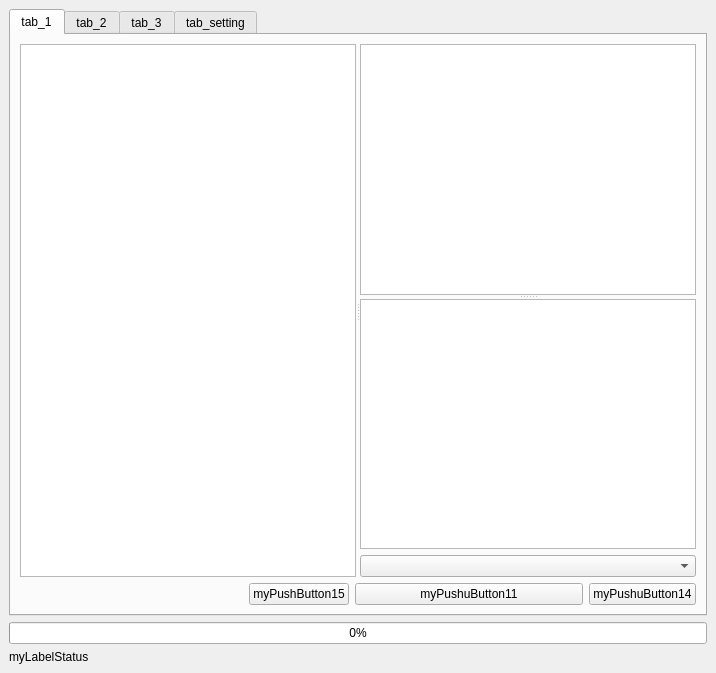
Above: jpdata_dockwidget_base.ui from babayoshihiko/jpdata before the change. Below: the same form after it.
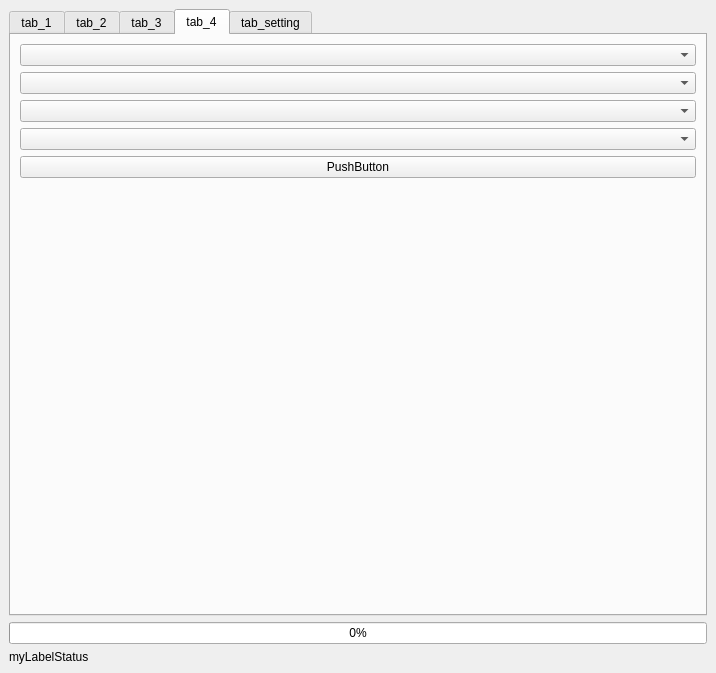
That is the form after the change.

Diff of the .ui file:
```diff
--- a/jpdata_dockwidget_base.ui
+++ b/jpdata_dockwidget_base.ui
@@ -38,7 +38,7 @@
     <item row="7" column="0">
      <widget class="QTabWidget" name="myTabWidget">
       <property name="currentIndex">
-       <number>0</number>
+       <number>3</number>
       </property>
       <widget class="QWidget" name="tab">
        <attribute name="title">
@@ -238,6 +238,53 @@
         </item>
        </layout>
       </widget>
+      <widget class="QWidget" name="tab_4">
+       <attribute name="title">
+        <string>tab_4</string>
+       </attribute>
+       <layout class="QGridLayout" name="gridLayout_5">
+        <item row="0" column="0">
+         <layout class="QVBoxLayout" name="verticalLayout_3">
+          <item>
+           <widget class="QComboBox" name="myCB_Addr_1"/>
+          </item>
+          <item>
+           <widget class="QComboBox" name="myCB_Addr_2"/>
+          </item>
+          <item>
+           <widget class="QComboBox" name="myCB_Addr_3"/>
+          </item>
+          <item>
+           <widget class="QComboBox" name="myCB_Addr_4"/>
+          </item>
+          <item>
+           <layout class="QHBoxLayout" name="horizontalLayout_5">
+            <item>
+             <widget class="QPushButton" name="myPB_Addr_1">
+              <property name="text">
+               <string>PushButton</string>
+              </property>
+             </widget>
+            </item>
+           </layout>
+          </item>
+         </layout>
+        </item>
+        <item row="1" column="0">
+         <spacer name="verticalSpacer_2">
+          <property name="orientation">
+           <enum>Qt::Vertical</enum>
+          </property>
+          <property name="sizeHint" stdset="0">
+           <size>
+            <width>20</width>
+            <height>40</height>
+           </size>
+          </property>
+         </spacer>
+        </item>
+       </layout>
+      </widget>
       <widget class="QWidget" name="tab_setting">
        <attribute name="title">
         <string>tab_setting</string>
```
